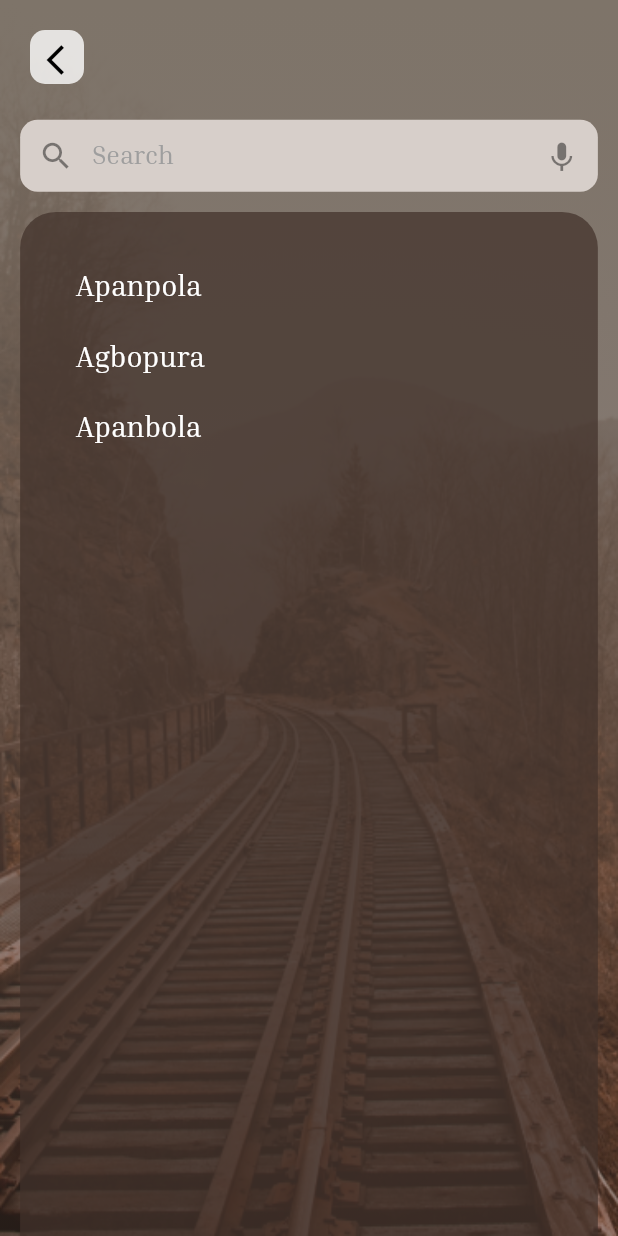
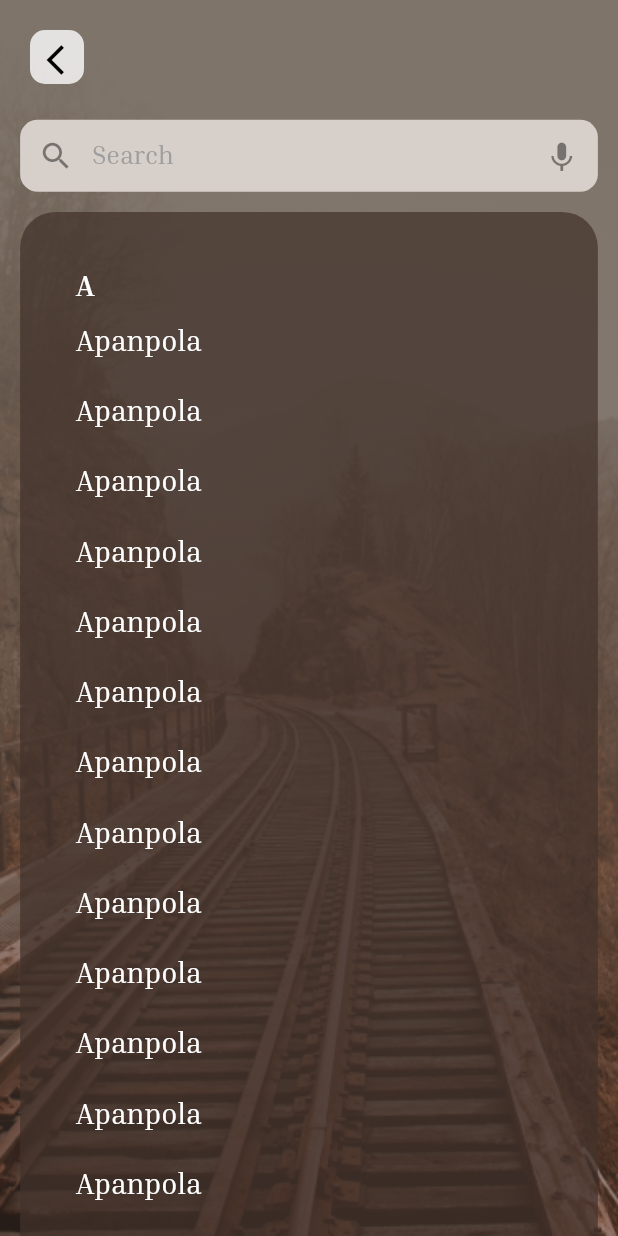
Before and after one commit to Train-D/mobile, a Flutter app: the StationsScreen screen opened directly, on a phone screen of 412 x 824 dp. Run offline on Flutter 3.47's test engine with Material 2 defaults, Android fonts, the phone set to English and light mode, and no system bars; our stand-ins replace basic_utils, bloc, conditional_builder_null_safety, dartz, dio, equatable and 7 more; missing offline and left inert: swipe.

Commit message:
add stations cubit

```diff
--- a/lib/features/stations/domain/entities/all_stations_entity.dart
+++ b/lib/features/stations/domain/entities/all_stations_entity.dart
@@ -0,0 +1,10 @@
+// ignore_for_file: public_member_api_docs, sort_constructors_first
+class AllStationsEntity {
+  String stationsChars;
+  List<String> stationsNames;
+  AllStationsEntity({
+    required this.stationsChars,
+    required this.stationsNames,
+  });
+
+}
--- /dev/null
+++ b/lib/features/stations/presentation/controller/all_stations_cubit/all_stations_cubit.dart
@@ -0,0 +1,17 @@
+import 'package:flutter_bloc/flutter_bloc.dart';
+
+part 'all_stations_state.dart';
+
+class AllStationsCubit extends Cubit<AllStationsState> {
+  AllStationsCubit() : super(AllStationsInitial());
+
+  static AllStationsCubit get(context) =>  BlocProvider.of(context);
+
+  final List<Map<String, List<String>>> stations = [
+     {"A": ["Alex"]},
+	   {"C": ["Cairo"]},
+	   {"I": ["Ismailia"]},
+	   {"s": ["string"]},
+  ];
+
+}
--- /dev/null
+++ b/lib/features/stations/presentation/controller/all_stations_cubit/all_stations_state.dart
@@ -0,0 +1,5 @@
+part of 'all_stations_cubit.dart';
+
+abstract class AllStationsState {}
+
+class AllStationsInitial extends AllStationsState {}
--- a/lib/features/stations/presentation/screens/stations_screen.dart
+++ b/lib/features/stations/presentation/screens/stations_screen.dart
@@ -1,5 +1,7 @@
 import 'package:flutter/material.dart';
+import 'package:flutter_bloc/flutter_bloc.dart';
 import 'package:responsive_sizer/responsive_sizer.dart';
+import 'package:traind_app/features/stations/presentation/controller/all_stations_cubit/all_stations_cubit.dart';
 
 import '../../../../core/global/theme/app_color/app_color_light.dart';
 import '../../../../core/utils/app_constants.dart';
@@ -19,7 +21,11 @@ class StationsScreen extends StatelessWidget {
         context: context,
         child: SharedComponents.linearGradientBg(
           colors: stationsBgColor,
-          child: Scaffold(
+          child: BlocConsumer<AllStationsCubit, AllStationsState>(
+            listener: (context, state) {},
+            builder: (context, state) {
+              var cubit = AllStationsCubit.get(context);
+              return Scaffold(
                 backgroundColor: transparent,
                 appBar: SharedComponents.defaultAppBar(context: context),
                 body: Padding(
@@ -64,36 +70,80 @@ class StationsScreen extends StatelessWidget {
                               child: Column(
                                 crossAxisAlignment: CrossAxisAlignment.start,
                                 children: [
-                              InkWell(
+
+
+                                  Text(
+                                    'A',
+                                    style: Theme.of(context)
+                                        .textTheme
+                                        .displayMedium!
+                                        .copyWith(
+                                          fontWeight: FontWeight.bold,
+                                        ),
+                                  ),
+                                  SizedBox(
+                                    height: 15.sp,
+                                  ),
+                                  ListView.separated(
+                                    shrinkWrap: true,
+                                    itemBuilder: (context, index) => InkWell(
                                       child: Text(
                                         'Apanpola',
-                                  style:
-                                      Theme.of(context).textTheme.displayMedium,
+                                        style: Theme.of(context)
+                                            .textTheme
+                                            .displayMedium,
                                       ),
                                       onTap: () {
                                         SharedComponents.navigateTo(
-                                      const StationDetailsScreen(), context);
+                                            const StationDetailsScreen(),
+                                            context);
                                       },
                                     ),
+                                    separatorBuilder: (context, index) =>
                                         SizedBox(
                                       height: 20.sp,
                                     ),
-                              Text(
-                                'Agbopura',
-                                style:
-                                    Theme.of(context).textTheme.displayMedium,
+                                    itemCount: 15,
                                   ),
-                              SizedBox(
-                                height: 20.sp,
-                              ),
-                              Text(
-                                'Apanbola',
-                                style:
-                                    Theme.of(context).textTheme.displayMedium,
-                              ),
-                              SizedBox(
-                                height: 20.sp,
-                              ),
+
+                                  // SizedBox(
+                                  //   height: 15.sp,
+                                  // ),
+                                  // InkWell(
+                                  //   child: Text(
+                                  //     'Apanpola',
+                                  //     style: Theme.of(context)
+                                  //         .textTheme
+                                  //         .displayMedium,
+                                  //   ),
+                                  //   onTap: () {
+                                  //     SharedComponents.navigateTo(
+                                  //         const StationDetailsScreen(),
+                                  //         context);
+                                  //   },
+                                  // ),
+
+                                  // SizedBox(
+                                  //   height: 20.sp,
+                                  // ),
+                                  // Text(
+                                  //   'Agbopura',
+                                  //   style: Theme.of(context)
+                                  //       .textTheme
+                                  //       .displayMedium,
+                                  // ),
+                                  // SizedBox(
+                                  //   height: 20.sp,
+                                  // ),
+                                  // Text(
+                                  //   'Apanbola',
+                                  //   style: Theme.of(context)
+                                  //       .textTheme
+                                  //       .displayMedium,
+                                  // ),
+                                  // SizedBox(
+                                  //   height: 20.sp,
+                                  // ),
                                 ],
                               ),
                             ),
@@ -103,6 +153,8 @@ class StationsScreen extends StatelessWidget {
                     ],
                   ),
                 ),
+              );
+            },
           ),
         ),
       ),
--- a/lib/main.dart
+++ b/lib/main.dart
@@ -7,6 +7,8 @@ import 'package:traind_app/core/services/services_locator.dart';
 import 'package:traind_app/features/app/presentation/screens/splash_screen.dart';
 import 'package:traind_app/features/authentication/presentation/controller/profile_cubit/profile_cubit.dart';
 import 'package:traind_app/features/layout/presentation/controller/home_cubit/home_cubit.dart';
+import 'package:traind_app/features/stations/presentation/controller/all_stations_cubit/all_stations_cubit.dart';
+import 'package:traind_app/features/stations/presentation/screens/stations_screen.dart';
 import 'package:traind_app/features/tickets/presentation/controller/from_to_cubit/from_to_cubit.dart';
 import 'package:traind_app/features/tickets/presentation/controller/payment_cubit/payment_cubit.dart';
 import 'package:traind_app/features/tickets/presentation/controller/ticket_cubit/cubit/ticket_cubit.dart';
@@ -56,6 +58,9 @@ class MyApp extends StatelessWidget {
         ),
         BlocProvider(
           create: (context) => ChooseSeatsCubit()..initScrollCon(),
+        ),
+        BlocProvider(
+          create: (context) => AllStationsCubit(),
         )
       ],
       child: ResponsiveSizer(
@@ -64,7 +69,7 @@ class MyApp extends StatelessWidget {
             debugShowCheckedModeBanner: false,
             title: 'Train D',
             theme: lightTheme(),
-            home: const SplashScreen(),
+            home: const StationsScreen(),
           );
         },
       ),
```
Also changed, not shown: lib/features/stations/presentation/controller/temp.dart (deleted). Lines whose indentation alone changed are shown as unchanged.
